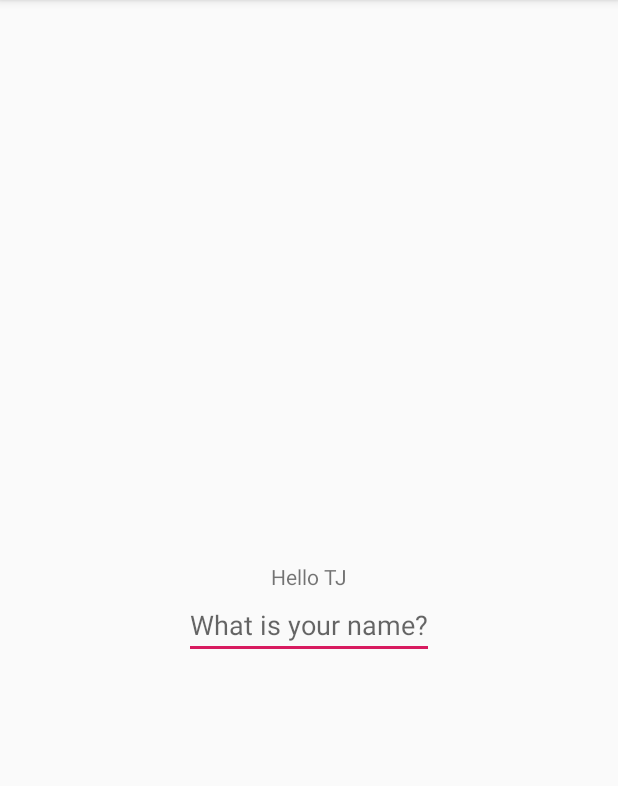
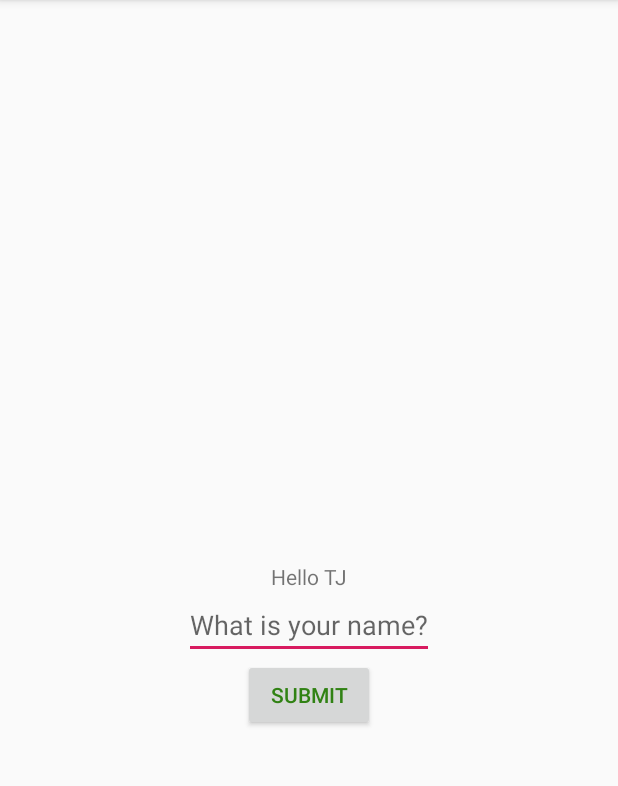
Before and after one commit to dltra/01QuizApp, an Android app: the screen it shows after launch (MainActivity), on a phone screen of 412 x 824 dp, the part 84-870 px from its top. Run offline under Robolectric (Android 15) with nearby library versions, the phone set to English and light mode, and no system bars.

Commit message:
Add Button

```diff
--- a/app/src/main/res/layout/activity_main.xml
+++ b/app/src/main/res/layout/activity_main.xml
@@ -25,4 +25,15 @@
         app:layout_constraintRight_toRightOf="parent"/>
 <!--        android:inputType="TODO"-->
 <!--        android:autofillHints="AUTOFILL_HINT_NAME" />-->
+    <Button
+        android:id="@+id/clickButton"
+        android:layout_width="wrap_content"
+        android:layout_height="wrap_content"
+        android:text="@string/click_button"
+        android:textColor="#318214"
+        android:textAllCaps="true"
+        app:layout_constraintTop_toBottomOf="@+id/responseEditText"
+        app:layout_constraintLeft_toLeftOf="parent"
+        app:layout_constraintRight_toRightOf="parent"
+        />
 </androidx.constraintlayout.widget.ConstraintLayout>
--- a/app/src/main/res/values/strings.xml
+++ b/app/src/main/res/values/strings.xml
@@ -2,4 +2,5 @@
     <string name="app_name">Quiz App</string>
     <string name="text_box_label">Hello TJ</string>
     <string name="name_hint">What is your name?</string>
+    <string name="click_button">Submit</string>
 </resources>
```
